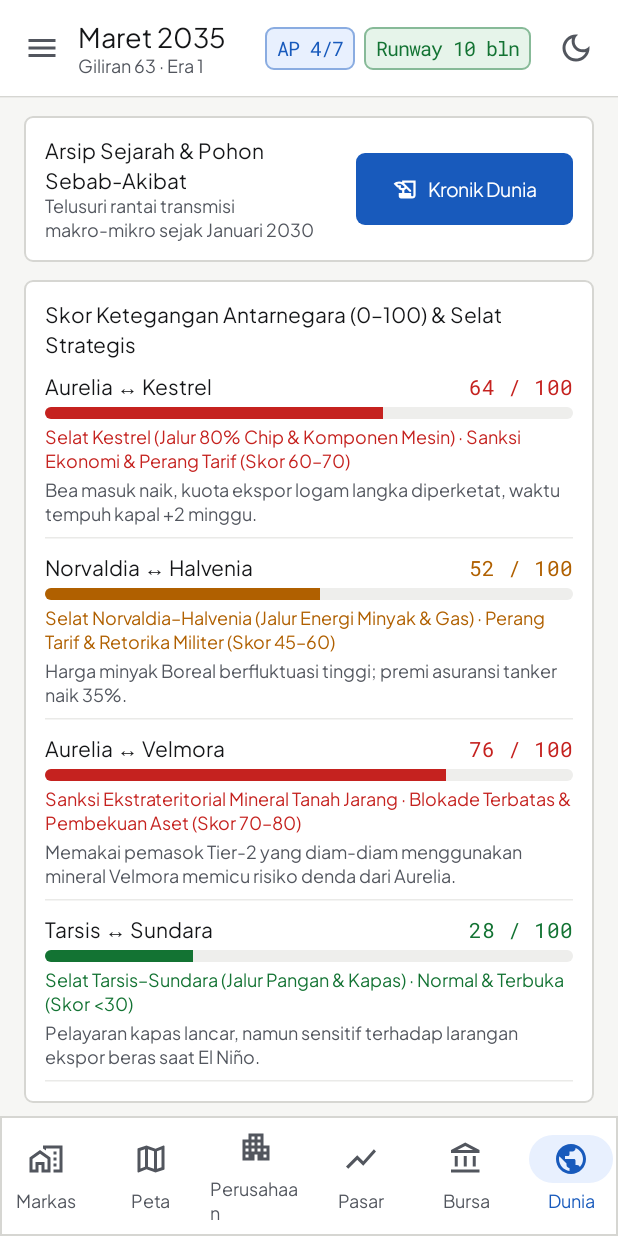
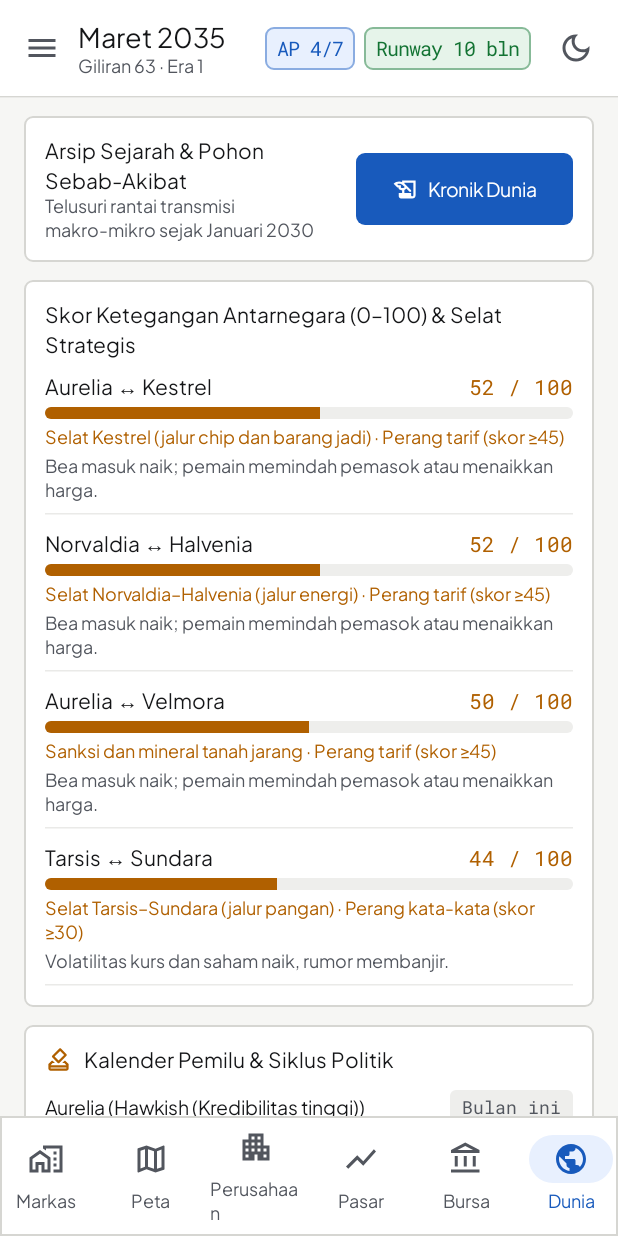
Before and after one commit to cntr2303diran-design/Game-econ-1, an Android app built with Jetpack Compose: the DuniaScreen screen opened through its navigation route, on a phone screen of 412 x 824 dp. Run offline under Robolectric (Android 15) with nearby library versions, the phone set to English and light mode, and no system bars.

Commit message:
Perbaikan Tahap A: aturan fiskal, bank sentral membaca rilis, UI dunia hidup, bug selisih kurs
- MacroPlus: defisit primer memakai aturan r−g plus pengetatan menuju utang dasar (peringkat tidak lagi turun satu arah).
- Banking: bank yang diselamatkan dibersihkan portofolionya (CAR 11, konsentrasi turun) agar tidak gagal berulang.
- Bank sentral Sundara bereaksi pada inflasi yang DIUMUMKAN (rilis awal berisik), bukan nilai sebenarnya.
- Layar Dunia: skor ketegangan, tahap eskalasi, penutupan selat, hitung mundur pemilu asing, dan bagian
  "Dunia Lanjutan" (peringkat, utang, kurva, panik, CAR bank, rilis data, iklim, teknologi, demografi) kini
  diambil dari mesin, bukan data statis. UI Compose hanya terbukti lewat CI, belum dilihat di perangkat.
- Bug lama: selisih kurs utang A$ di bawah 1 jt RS dibuang sehingga neraca induk bisa meleset; kini dibukukan penuh
  (ditemukan oleh ExampleUnitTest.balanceSheetAlwaysBalances pada seed 7, meleset 0,86 dan 0,56).
- Tes: WorldViewTest baru; MacroPlusTest fiskal mengukur defisit di awal resesi. Suite lokal 104 lulus, 0 gagal.

Co-Authored-By: Claude Sonnet 5.5 <noreply@anthropic.com>
Claude-Session: https://claude.ai/code/session_01B8dTaDoSFEZ2tRi83enzvF

```diff
--- a/app/src/main/java/com/example/data/GameRepository.kt
+++ b/app/src/main/java/com/example/data/GameRepository.kt
@@ -1,6 +1,8 @@
 package com.example.data
 
 import com.example.engine.Action
+import com.example.engine.Countries
+import com.example.engine.DataKind
 import com.example.engine.Difficulty
 import com.example.engine.FactoryScheme
 import com.example.engine.KapitalEngine
@@ -9,7 +11,9 @@ import com.example.engine.KapitalEngine.Companion.fmt
 import com.example.engine.KapitalEngine.Companion.fmt1
 import com.example.engine.KapitalEngine.Companion.fmt2
 import com.example.engine.KapitalEngine.Companion.signed
+import com.example.engine.Ladder
 import com.example.engine.SalesScheme
+import com.example.engine.Tech
 import com.example.engine.Tone
 import com.example.model.*
 import kotlinx.coroutines.flow.MutableStateFlow
@@ -18,6 +22,7 @@ import kotlinx.coroutines.flow.asStateFlow
 import kotlinx.coroutines.flow.update
 import kotlin.math.abs
 import kotlin.math.max
+import kotlin.math.roundToInt
 import kotlin.math.sqrt
 
 /** Penyimpanan permainan: seed + daftar tindakan (satu baris per tindakan). */
@@ -217,6 +222,60 @@ class GameRepository(
     // ------------------------------------------------------------------
     // Pemetaan mesin → model tampilan
     // ------------------------------------------------------------------
+
+    // ------------------------------------------------------------------
+    // Lapisan dunia dinamis → model tampilan
+    // ------------------------------------------------------------------
+    private fun liveTensions(e: KapitalEngine): List<PairwiseTension> {
+        val geo = e.dunia.geo
+        data class P(val a: String, val b: String, val label: String, val where: String, val strait: String?)
+        val pairs = listOf(
+            P("aurelia", "kestrel", "Aurelia ↔ Kestrel", "Selat Kestrel (jalur chip dan barang jadi)", "selat_chip"),
+            P("norvaldia", "halvenia", "Norvaldia ↔ Halvenia", "Selat Norvaldia–Halvenia (jalur energi)", "selat_energi"),
+            P("aurelia", "velmora", "Aurelia ↔ Velmora", "Sanksi dan mineral tanah jarang", null),
+            P("tarsis", "sundara", "Tarsis ↔ Sundara", "Selat Tarsis–Sundara (jalur pangan)", "selat_pangan")
+        )
+        return pairs.map { p ->
+            val v = geo.tension(p.a, p.b)
+            val lad = Ladder.of(v)
+            val closed = p.strait?.let { geo.strait(it) } ?: 0.0
+            PairwiseTension(
+                pairLabel = p.label,
+                straitOrBorder = if (closed > 0.0) "${p.where} · tertutup ${(closed * 100).roundToInt()}%" else p.where,
+                score = v.roundToInt().coerceIn(0, 100),
+                escalationStage = "${lad.label} (skor ≥${lad.from})",
+                businessEffect = lad.effect,
+                tone = when { lad.rung <= 0 -> SemanticTone.GOOD_GREEN; lad.rung <= 2 -> SemanticTone.WARNING_YELLOW; else -> SemanticTone.DANGER_RED }
+            )
+        }
+    }
+
+    private fun worldLayerView(e: KapitalEngine): WorldLayerView {
+        val d = e.dunia
+        val rows = Countries.coreIds.map { id ->
+            val s = d.macro.state(id)
+            WorldLayerRow(
+                countryName = id.replaceFirstChar { it.uppercase() },
+                rating = s.rating.label,
+                debtText = "utang ${fmt1(s.debtGdp)}% PDB",
+                yieldText = "imbal hasil 10 th ${fmt2(s.yield10)}%",
+                curveText = if (s.slope < 0) "kurva terbalik ${fmt2(s.slope)}" else "kurva normal +${fmt2(s.slope)}",
+                tone = when { s.rating.ordinal <= 2 -> SemanticTone.GOOD_GREEN; s.rating.ordinal <= 4 -> SemanticTone.WARNING_YELLOW; else -> SemanticTone.DANGER_RED }
+            )
+        }
+        val su = d.credit.countries.getValue("sundara")
+        val infl = d.data.latest("sundara", DataKind.INFLASI)
+        val lines = ArrayList<Pair<String, String>>()
+        lines += "Indeks panik Sundara" to "${fmt1(d.macro.panic)} / 100" + (if (d.macro.runMonthsLeft > 0) " · penarikan simpanan massal berlangsung" else "")
+        lines += "Bank Sundara" to "CAR rata-rata ${fmt1(su.meanCar)}% · ${(su.weakShare * 100).roundToInt()}% bank lemah · gagal bayar ${fmt1(su.defaultRate)}%/th · ${su.failuresTotal} bank pernah diselamatkan"
+        if (infl != null) lines += "Rilis inflasi terakhir" to "${fmt2(infl.value)}% (${if (infl.revision == 0) "perkiraan awal" else "revisi ke-${infl.revision}"}) — angka resmi bisa direvisi"
+        lines += "Suhu global" to "+${fmt2(d.cycles.temperature)} °C · ${d.cycles.events.size} kejadian ekstrem sejauh ini"
+        lines += "Adopsi teknologi" to Tech.values().joinToString(" · ") { "${it.label} ${(d.cycles.adoption(it, e.turn) * 100).roundToInt()}%" }
+        val dm = d.cycles.demography.getValue("sundara")
+        lines += "Demografi Sundara" to "usia 65+ ${fmt1(dm.old * 100)}% · usia kerja ${fmt1(dm.work * 100)}%"
+        return WorldLayerView(rows, lines)
+    }
+
     private fun tone(t: Tone): SemanticTone = when (t) {
         Tone.BAD -> SemanticTone.DANGER_RED
         Tone.WARN -> SemanticTone.WARNING_YELLOW
@@ -352,7 +411,9 @@ class GameRepository(
 
         // ---- Negara dan pasar (Sundara dan kurs dinamis) ----
         val monthsToElection = e.electionTurn - turn
-        val countries = StaticWorldData.countries().map { c ->
+        val geoNow = e.dunia.geo
+        val countries = StaticWorldData.countries().map { c0 ->
+            val c = c0.copy(tensionScore = (if (c0.id == "sundara") geoNow.meanTensionOf("sundara") else geoNow.tension("sundara", c0.id)).roundToInt().coerceIn(0, 100))
             if (c.id == "sundara") c.copy(
                 inflationRange = "${fmt1(inflLo)}–${fmt1(inflLo + 2.0)}%",
                 policyRate = "${fmt2(e.policyRate)}%",
@@ -360,9 +421,11 @@ class GameRepository(
             ) else e.foreign[c.id]?.let { f ->
                 // Perkiraan statistik asing punya ketidakpastian ±0,6 pp (imperfect information)
                 val lo = f.inflation - 0.6
+                val mte = geoNow.monthsToElection(c.id, turn)
                 c.copy(
                     inflationRange = "${fmt1(max(0.0, lo))}–${fmt1(max(0.0, lo) + 1.2)}%",
-                    policyRate = "${fmt2(f.policyRate)}%"
+                    policyRate = "${fmt2(f.policyRate)}%",
+                    electionCountdown = if (mte > 0) "$mte bulan lagi" else "Bulan ini"
                 )
             } ?: c
         }
@@ -942,7 +1005,8 @@ class GameRepository(
             countries = countries,
             mapPieces = StaticWorldData.mapPieces(),
             activeMapLayer = ui.activeMapLayer,
-            pairwiseTensions = StaticWorldData.pairwiseTensions(),
+            pairwiseTensions = liveTensions(e),
+            worldLayer = worldLayerView(e),
             incomeStatementRows = incomeRows,
             balanceSheetRows = balanceRows,
             cashFlowRows = cashFlowRows,
--- a/app/src/main/java/com/example/engine/Banking.kt
+++ b/app/src/main/java/com/example/engine/Banking.kt
@@ -144,7 +144,9 @@ class CreditSystem(seed: Long) {
                     b.car = min(16.0, b.car + 0.14 * (0.6 + 0.4 * b.concentration) - loss - flight + 0.02 * stdNormal(r))
                     if (b.car < 4.0) {
                         fails++; recapBanks++
-                        b.car = 11.0; b.resolvedMonths = 6
+                        // Penyelamatan: modal disuntik, portofolio dibersihkan (konsentrasi turun) dan bank diawasi 12 bulan.
+                        b.car = 11.0; b.resolvedMonths = 12
+                        b.concentration = max(0.6, b.concentration * 0.75)
                     }
                 }
                 if (b.car < 8.0) weak++
--- a/app/src/main/java/com/example/engine/DataDesk.kt
+++ b/app/src/main/java/com/example/engine/DataDesk.kt
@@ -36,6 +36,9 @@ class DataDesk {
 
     /** Rilis terbaru (angka paling baru yang diumumkan) untuk suatu negara dan jenis data; null bila belum ada. */
     fun latest(country: String, kind: DataKind): Release? = history[key(country, kind)]?.lastOrNull()
+
+    /** Perkiraan awal (revisi 0) terbaru; inilah angka yang dibaca pasar dan bank sentral saat itu. */
+    fun latestFirstEstimate(country: String, kind: DataKind): Double? = history[key(country, kind)]?.lastOrNull { it.revision == 0 }?.value
 
     /** Seluruh riwayat rilis (termasuk revisi) untuk satu seri, urut waktu terbit. */
     fun releases(country: String, kind: DataKind): List<Release> = history[key(country, kind)] ?: emptyList()
--- a/app/src/main/java/com/example/engine/Dunia.kt
+++ b/app/src/main/java/com/example/engine/Dunia.kt
@@ -38,7 +38,9 @@ class DuniaEffects(
     /** Kejutan berita dari rilis data resmi untuk pasar saham (-0,05..0,05). */
     val news: Double = 0.0,
     /** Tekanan risk-off 0..1 untuk institusi (panik perbankan, ketegangan geopolitik). */
-    val riskOff: Double = 0.0
+    val riskOff: Double = 0.0,
+    /** Selisih inflasi rilis awal terhadap inflasi sebenarnya (bank sentral Sundara membaca angka rilis). */
+    val cbMisread: Double = 0.0
 ) {
     companion object {
         val NEUTRAL = DuniaEffects(0.0, 1.0, 0.0, 0.0, 0.0, emptyList())
@@ -131,7 +133,8 @@ class Dunia(seed: Long, sundaraElectionTurn: Int, sundaraBaseTension: Map<String
         val fx = DuniaEffects(
             demandAll, cost, (sr.creditAdd * 0.2 + mx.creditAdd + creditStress) * k, mx.kursDrift * k, mx.policyBias * k, notes,
             mx.foreignBias.mapValues { it.value * k },
-            dd.news, riskOff
+            dd.news, riskOff,
+            data.latestFirstEstimate("sundara", DataKind.INFLASI)?.let { (it - ctx.macroInput("sundara").inflation).coerceIn(-0.8, 0.8) } ?: 0.0
         )
         lastEffects = fx
         return fx
--- a/app/src/main/java/com/example/engine/KapitalEngine.kt
+++ b/app/src/main/java/com/example/engine/KapitalEngine.kt
@@ -2083,7 +2083,7 @@ class KapitalEngine(val seed: Long) {
             allowCoalition = difficulty.allowRivalCoalition
         )
 
-        val out = world.step(rWorld, rpPlayer, costPressure, fxPassLevel(), kurs / kursBefore - 1.0, kurs, demandShock, playerObs, duniaFx.policyBias)
+        val out = world.step(rWorld, rpPlayer, costPressure, fxPassLevel(), kurs / kursBefore - 1.0, kurs, demandShock, playerObs, duniaFx.policyBias, duniaFx.cbMisread)
         econ = out.demand
 
         // Tindak lanjut serangan terarah dari pesaing AI yang belajar (Tahap A)
@@ -2598,7 +2598,8 @@ class KapitalEngine(val seed: Long) {
         val fxBefore = prevBalance["debt_st"]!! + prevBalance["debt_lt"]!!
         val debtAfterFlows = totalDebt()
         val rawFxLoss = debtAfterFlows - (fxBefore + newDebt - principal)
-        if (abs(rawFxLoss) > 1.0) {
+        // Selisih kurs dibukukan berapa pun kecilnya: ambang lama (> 1 jt RS) membuang selisih kecil dan neraca meleset.
+        if (abs(rawFxLoss) > 1e-9) {
             if (fxHedgeActive && rawFxLoss > 0.0) {
                 // Kontrak forward valas menutup kerugian depresiasi kurs atas utang A$
                 val covered = rawFxLoss * 0.90
--- a/app/src/main/java/com/example/engine/MacroPlus.kt
+++ b/app/src/main/java/com/example/engine/MacroPlus.kt
@@ -161,7 +161,10 @@ class MacroPlus(private val seed: Long) {
 
             // ---- Fiskal: stabilisator otomatis + haluan pemilu + pengetatan bila utang melewati dasar ----
             val interest = s.debtGdp * s.yield10 / 100.0
-            val primary = 0.01 * s.debtBase - 0.4 * inp.gap * 100.0 + st.deficitAdd + agingCost(id) - 0.04 * (s.debtGdp - s.debtBase)
+            // Aturan fiskal: pemerintah menutup 80% beban (bunga - pertumbuhan nominal) lewat surplus primer dan mengetatkan bila utang
+            // melewati dasar. Tanpa ini utang Sundara meledak (rata-rata 59 -> 131% PDB) karena bunga acuan 9-11% > pertumbuhan nominal.
+            val rMinusG = s.debtGdp * (s.yield10 - (inp.growthAnnual + inp.inflation)) / 100.0
+            val primary = -0.8 * rMinusG - 0.4 * inp.gap * 100.0 + st.deficitAdd + agingCost(id) - 0.08 * (s.debtGdp - s.debtBase)
             s.primaryDeficit = primary
             s.deficit = primary + interest // % PDB per tahun
             val nominal = inp.growthAnnual + inp.inflation
--- a/app/src/main/java/com/example/engine/World.kt
+++ b/app/src/main/java/com/example/engine/World.kt
@@ -160,7 +160,9 @@ class World(
         kurs: Double,
         extraDemandShock: Double = 0.0,
         obs: PlayerObservation? = null,
-        policyBias: Double = 0.0
+        policyBias: Double = 0.0,
+        /** Selisih inflasi yang DIUMUMKAN (rilis awal berisik, tertunda) dikurangi inflasi sebenarnya; bank sentral bereaksi pada angka rilis. */
+        inflationMisread: Double = 0.0
     ): Output {
         val events = mutableListOf<String>()
         monthsElapsed++
@@ -254,7 +256,7 @@ class World(
         kursHistory.addLast(kurs); if (kursHistory.size > 4) kursHistory.removeFirst()
         val depr3m = if (kursHistory.size >= 4) (kurs / kursHistory.first() - 1.0) * 100.0 else 0.0
         val star = neutralRealRate + inflation + 0.5 * (inflation - inflationTarget) +
-            0.5 * (gap * 100.0) + 0.12 * max(0.0, depr3m - 1.5) + policyBias
+            0.5 * (gap * 100.0) + 0.12 * max(0.0, depr3m - 1.5) + policyBias + 1.5 * inflationMisread
         taylorStar = star
         shadowRate += (0.30 * (star - shadowRate)).coerceIn(-0.5, 0.5)
         shadowRate = shadowRate.coerceIn(2.0, 14.0)
--- a/app/src/main/java/com/example/model/GameModels.kt
+++ b/app/src/main/java/com/example/model/GameModels.kt
@@ -168,6 +168,22 @@ data class Country(
     val polygonPoints: List<Pair<Float, Float>>, // Normalized 0f..1f coordinates for Canvas polygon
     val pieces: List<MapPiece>,
     val originInfo: DataOriginInfo
+)
+
+/** Satu baris lapisan dunia lanjutan: kondisi makro-fiskal satu negara inti. */
+data class WorldLayerRow(
+    val countryName: String,
+    val rating: String,
+    val debtText: String,
+    val yieldText: String,
+    val curveText: String,
+    val tone: SemanticTone
+)
+
+/** Ringkasan lapisan dunia lanjutan (Tahap A): peringkat, panik, bank, rilis data, iklim, teknologi, demografi. */
+data class WorldLayerView(
+    val rows: List<WorldLayerRow> = emptyList(),
+    val lines: List<Pair<String, String>> = emptyList()
 )
 
 data class GanttTask(
@@ -359,6 +375,7 @@ data class GameState(
     val mapPieces: List<MapPiece>,
     val activeMapLayer: MapLayerFilter = MapLayerFilter.PELAYARAN,
     val pairwiseTensions: List<PairwiseTension>,
+    val worldLayer: WorldLayerView = WorldLayerView(),
 
     // Layar Perusahaan (Laporan Keuangan, Organisasi, Proyek Gantt, Kontrak)
     val incomeStatementRows: List<FinancialRowItem>,
--- a/app/src/main/java/com/example/ui/screens/DuniaScreen.kt
+++ b/app/src/main/java/com/example/ui/screens/DuniaScreen.kt
@@ -85,6 +85,8 @@ fun DuniaScreen(
                     PairwiseTensionSection(tensions = gameState.pairwiseTensions)
 
                     ElectionCalendarSection(countries = gameState.countries)
+
+                    WorldLayerSection(layer = gameState.worldLayer)
                 }
             }
         } else {
@@ -100,6 +102,8 @@ fun DuniaScreen(
                 PairwiseTensionSection(tensions = gameState.pairwiseTensions)
 
                 ElectionCalendarSection(countries = gameState.countries)
+
+                WorldLayerSection(layer = gameState.worldLayer)
 
                 Text(
                     text = "Daftar Negara & Indikator Makro (Inflasi, Bunga, Pertumbuhan)",
@@ -242,6 +246,48 @@ private fun PairwiseTensionSection(
                         color = KapitalSemanticColors.border.copy(alpha = 0.5f),
                         modifier = Modifier.padding(top = 4.dp)
                     )
+                }
+            }
+        }
+    }
+}
+
+@Composable
+private fun WorldLayerSection(layer: WorldLayerView) {
+    if (layer.rows.isEmpty() && layer.lines.isEmpty()) return
+    Surface(
+        color = MaterialTheme.colorScheme.surface,
+        shape = RoundedCornerShape(6.dp),
+        modifier = Modifier
+            .fillMaxWidth()
+            .border(1.dp, KapitalSemanticColors.border, RoundedCornerShape(6.dp))
+            .testTag("dunia_lanjutan")
+    ) {
+        Column(modifier = Modifier.padding(14.dp), verticalArrangement = Arrangement.spacedBy(8.dp)) {
+            Text(
+                text = "Dunia Lanjutan: Utang, Peringkat, Bank, Data Resmi",
+                style = MaterialTheme.typography.titleMedium,
+                color = MaterialTheme.colorScheme.onSurface
+            )
+            layer.rows.forEach { row ->
+                val col = semanticToneColor(row.tone)
+                Column(verticalArrangement = Arrangement.spacedBy(2.dp)) {
+                    Row(modifier = Modifier.fillMaxWidth(), horizontalArrangement = Arrangement.SpaceBetween) {
+                        Text(row.countryName, style = MaterialTheme.typography.bodyMedium, color = MaterialTheme.colorScheme.onSurface)
+                        Text("Peringkat ${row.rating}", style = MaterialTheme.typography.labelMedium, color = col)
+                    }
+                    Text(
+                        "${row.debtText} · ${row.yieldText} · ${row.curveText}",
+                        style = MaterialTheme.typography.bodySmall,
+                        color = MaterialTheme.colorScheme.onSurfaceVariant
+                    )
+                }
+            }
+            HorizontalDivider(color = KapitalSemanticColors.border.copy(alpha = 0.5f))
+            layer.lines.forEach { (k, v) ->
+                Column(verticalArrangement = Arrangement.spacedBy(1.dp)) {
+                    Text(k, style = MaterialTheme.typography.labelMedium, color = MaterialTheme.colorScheme.onSurface)
+                    Text(v, style = MaterialTheme.typography.bodySmall, color = MaterialTheme.colorScheme.onSurfaceVariant)
                 }
             }
         }
```
Also changed, not shown: 3 other files.
